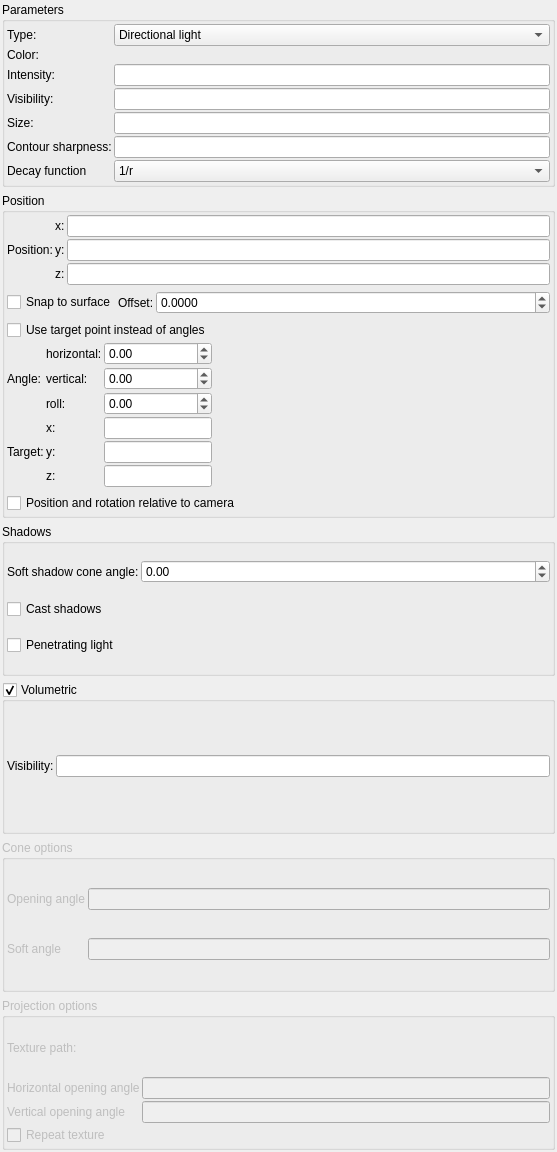
irinox-ctrl/mandelbulber2, file mandelbulber2/qt/light_editor.ui: the form before one commit.
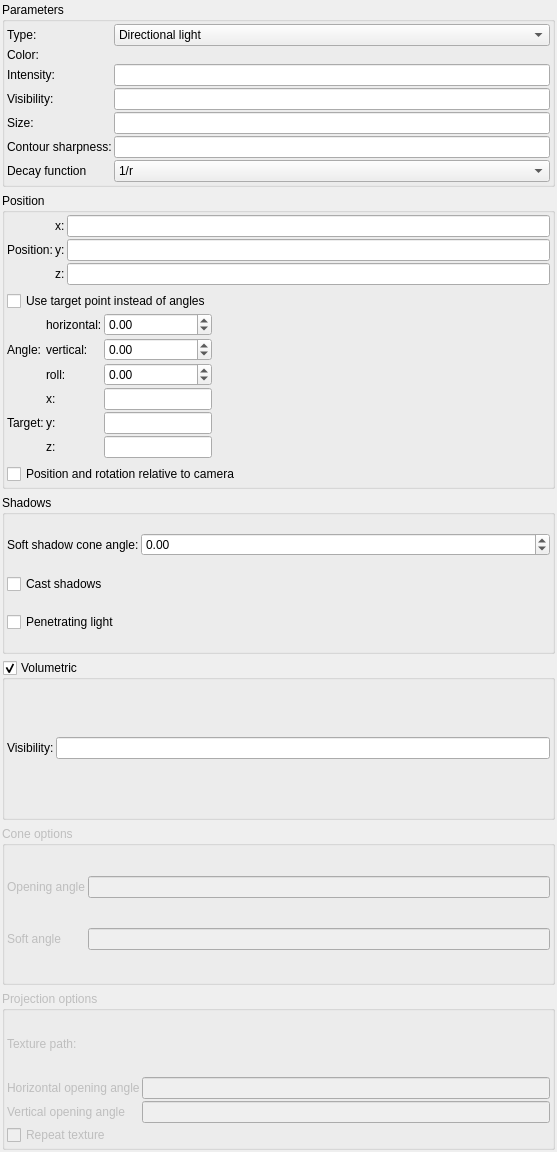
The form after the commit. Icons and pictures are not drawn. Custom widgets are drawn as their Qt base class.

Commit message: Voorstel 1 (revised): Snap to Surface als expliciete knop

```diff
--- a/mandelbulber2/qt/light_editor.ui
+++ b/mandelbulber2/qt/light_editor.ui
@@ -314,55 +314,6 @@
         </item>
        </layout>
       </item>
-      <item>
-       <layout class="QHBoxLayout" name="horizontalLayout_snap">
-        <property name="spacing">
-         <number>2</number>
-        </property>
-        <item>
-         <widget class="MyCheckBox" name="checkBox_snap_to_surface">
-          <property name="text">
-           <string>Snap to surface</string>
-          </property>
-          <property name="toolTip">
-           <string>&lt;html&gt;&lt;head/&gt;&lt;body&gt;&lt;p&gt;When enabled, click-to-place in viewport snaps the light to the fractal surface plus offset.&lt;/p&gt;&lt;/body&gt;&lt;/html&gt;</string>
-          </property>
-         </widget>
-        </item>
-        <item>
-         <widget class="QLabel" name="label_snap_offset">
-          <property name="text">
-           <string>Offset:</string>
-          </property>
-         </widget>
-        </item>
-        <item>
-         <widget class="MyDoubleSpinBox" name="spinbox_surface_offset">
-          <property name="sizePolicy">
-           <sizepolicy hsizetype="Expanding" vsizetype="Maximum">
-            <horstretch>0</horstretch>
-            <verstretch>0</verstretch>
-           </sizepolicy>
-          </property>
-          <property name="toolTip">
-           <string>&lt;html&gt;&lt;head/&gt;&lt;body&gt;&lt;p&gt;Distance from surface along view direction. Positive = outside surface, Negative = inside surface.&lt;/p&gt;&lt;/body&gt;&lt;/html&gt;</string>
-          </property>
-          <property name="decimals">
-           <number>4</number>
-          </property>
-          <property name="minimum">
-           <double>-1e15</double>
-          </property>
-          <property name="maximum">
-           <double>1e15</double>
-          </property>
-          <property name="singleStep">
-           <double>0.0001</double>
-          </property>
-         </widget>
-        </item>
-       </layout>
-      </item>
       <item>
        <layout class="QHBoxLayout" name="horizontalLayout" stretch="0,0">
         <property name="spacing">
```
The commit also changes 5 other files.
